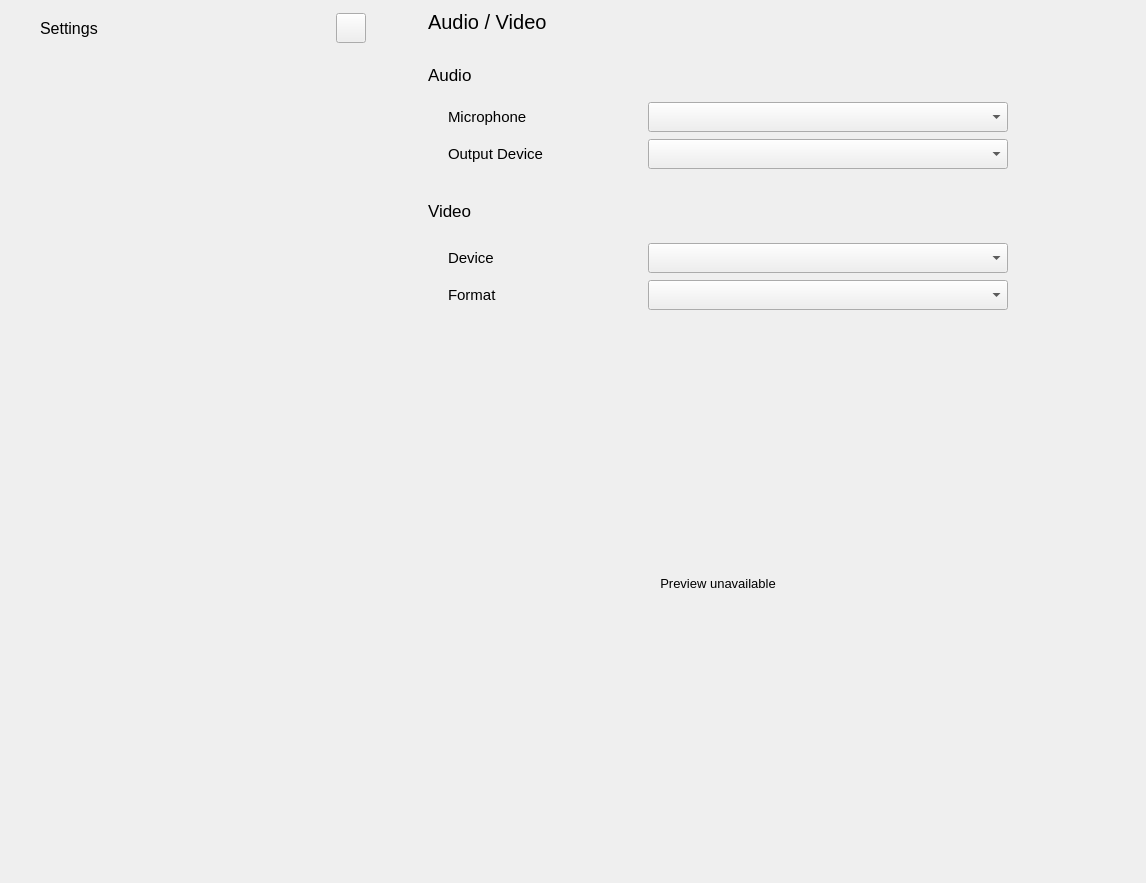
Old version of the form settingswidget.ui in the repository savoirfairelinux/jami-client-windows.
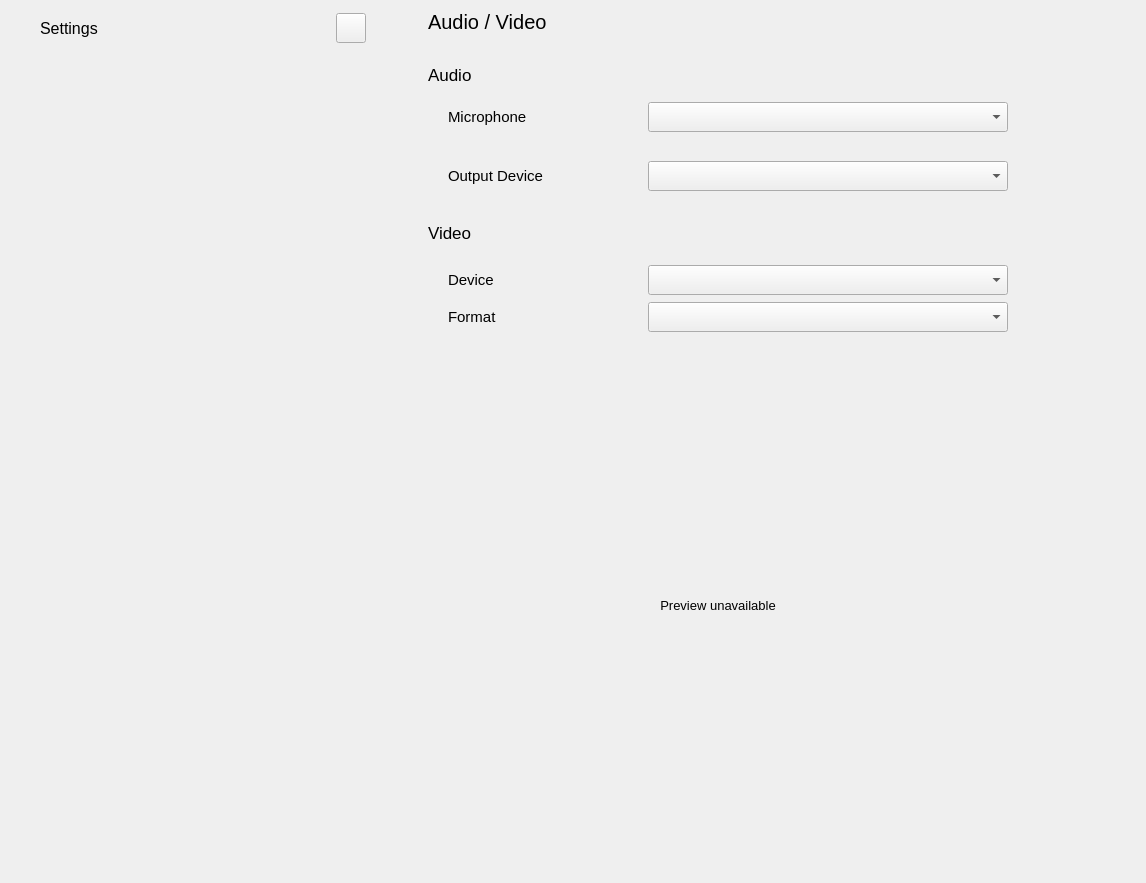
New version of the form. The open tabs and pages were chosen to show the change. Icons and pictures are not drawn. Custom widgets are drawn as their Qt base class.

Commit message:
mediasettings: implement audio meter
- adds a level meter to media settings
- fixes issues changing audio devices
- removes start/stop preview calls from ui thread

What changed in the file:
```diff
--- a/settingswidget.ui
+++ b/settingswidget.ui
@@ -3693,6 +3693,57 @@
                            </item>
                           </layout>
                          </item>
+                         <item>
+                          <layout class="QHBoxLayout" name="horizontalLayout_34">
+                           <property name="spacing">
+                            <number>7</number>
+                           </property>
+                           <property name="topMargin">
+                            <number>0</number>
+                           </property>
+                           <item>
+                            <widget class="LevelMeter" name="audioInputMeter" native="true">
+                             <property name="minimumSize">
+                              <size>
+                               <width>0</width>
+                               <height>10</height>
+                              </size>
+                             </property>
+                             <property name="maximumSize">
+                              <size>
+                               <width>16777215</width>
+                               <height>5</height>
+                              </size>
+                             </property>
+                             <property name="maximum" stdset="0">
+                              <number>100</number>
+                             </property>
+                             <property name="value" stdset="0">
+                              <number>-1</number>
+                             </property>
+                             <property name="textVisible" stdset="0">
+                              <bool>false</bool>
+                             </property>
+                             <property name="format" stdset="0">
+                              <string>%p%</string>
+                             </property>
+                            </widget>
+                           </item>
+                          </layout>
+                         </item>
+                         <item>
+                          <spacer name="verticalSpacer_39">
+                           <property name="orientation">
+                            <enum>Qt::Vertical</enum>
+                           </property>
+                           <property name="sizeHint" stdset="0">
+                            <size>
+                             <width>20</width>
+                             <height>5</height>
+                            </size>
+                           </property>
+                          </spacer>
+                         </item>
                          <item>
                           <layout class="QHBoxLayout" name="horizontalLayout_31">
                            <property name="spacing">
@@ -4204,6 +4255,12 @@
    <header>photoboothwidget.h</header>
    <container>1</container>
   </customwidget>
+  <customwidget>
+   <class>LevelMeter</class>
+   <extends>QWidget</extends>
+   <header>levelmeter.h</header>
+   <container>1</container>
+  </customwidget>
  </customwidgets>
  <resources>
   <include location="ressources.qrc"/>
```
Left out of the diff: 2 changed lines with no effect on the pictures. The commit also changes 7 other files.
